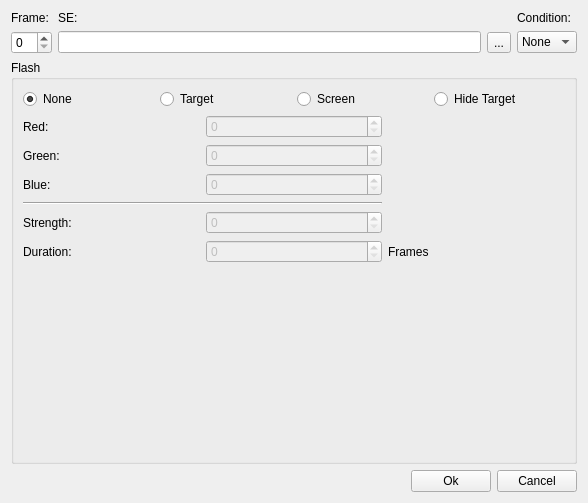
Before: the Qt Designer form editors/animations/flashsedialog.ui in jowin202/YaRXP, drawn with Qt 5.
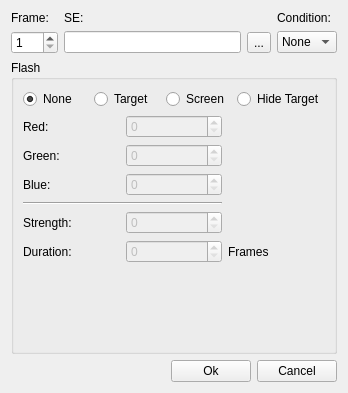
After: the same form once the commit is applied.

```diff
--- a/editors/animations/flashsedialog.ui
+++ b/editors/animations/flashsedialog.ui
@@ -9,8 +9,8 @@
    <rect>
     <x>0</x>
     <y>0</y>
-    <width>588</width>
-    <height>503</height>
+    <width>348</width>
+    <height>393</height>
    </rect>
   </property>
   <property name="windowTitle">
@@ -27,7 +27,14 @@
       </widget>
      </item>
      <item row="1" column="0">
-      <widget class="QSpinBox" name="spinBox"/>
+      <widget class="QSpinBox" name="spin_frame">
+       <property name="minimum">
+        <number>1</number>
+       </property>
+       <property name="maximum">
+        <number>200</number>
+       </property>
+      </widget>
      </item>
      <item row="1" column="1">
       <widget class="QLineEdit" name="lineEdit">
```
Left out of the diff: 6 changed lines with no effect on the pictures.
